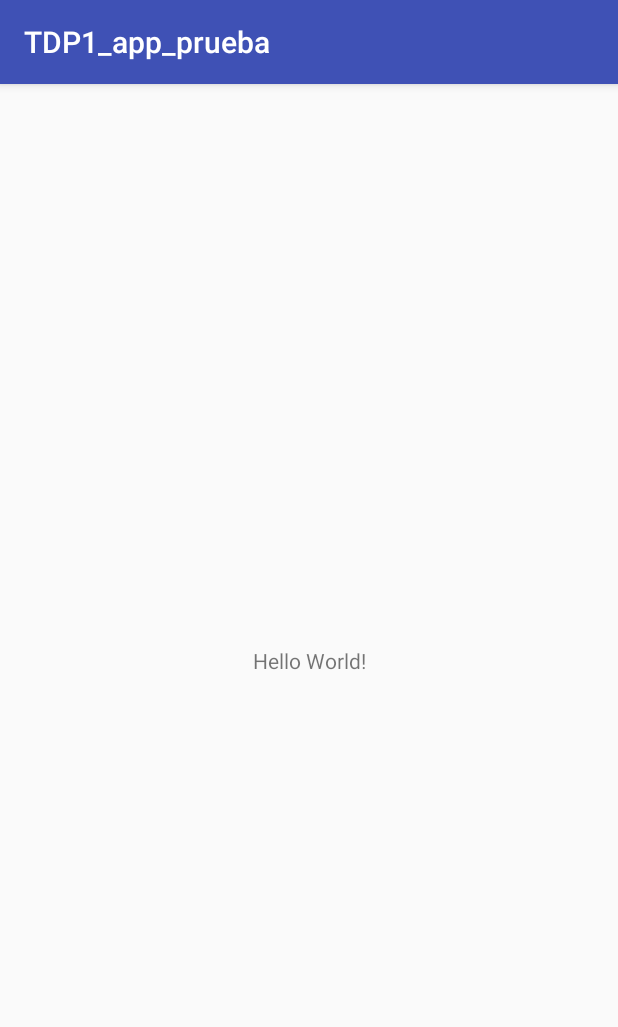
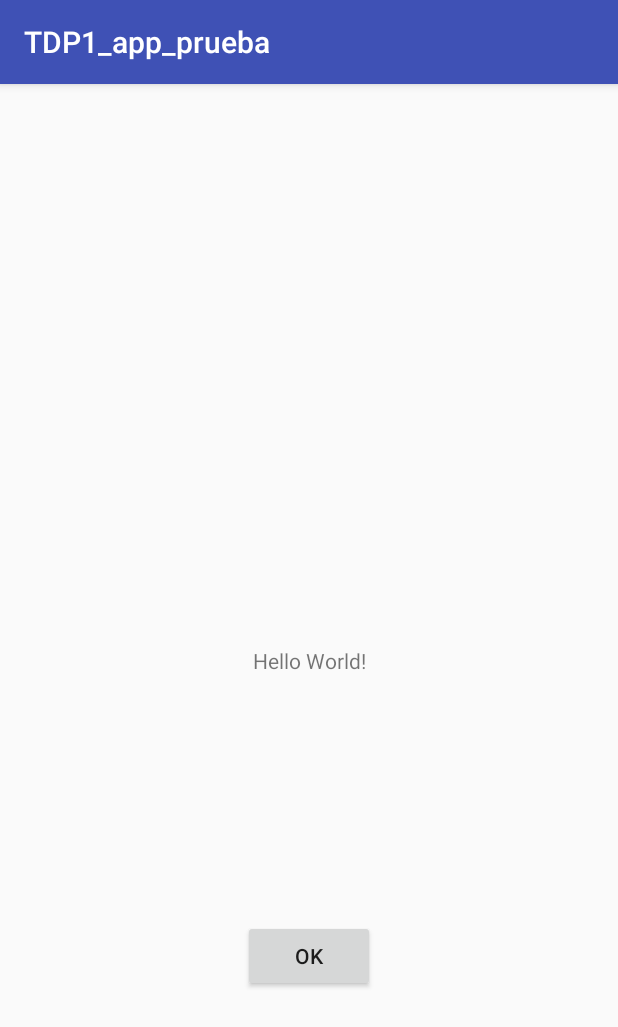
Before and after one commit to hugo-chavar/TDP1_pruebas, an Android app: the screen it shows after launch (MainActivity), on a phone screen of 412 x 824 dp. Shown: the top 1027 px of the screen. Run offline under Robolectric (Android 15) with nearby library versions, the phone set to English and light mode, and no system bars.

Commit message:
Commit test

```diff
--- a/app/src/main/res/layout/activity_main.xml
+++ b/app/src/main/res/layout/activity_main.xml
@@ -13,6 +13,21 @@
         app:layout_constraintBottom_toBottomOf="parent"
         app:layout_constraintLeft_toLeftOf="parent"
         app:layout_constraintRight_toRightOf="parent"
-        app:layout_constraintTop_toTopOf="parent" />
+        app:layout_constraintTop_toTopOf="parent"
+        android:id="@+id/textView" />
+
+    <Button
+        android:id="@+id/button"
+        android:layout_width="wrap_content"
+        android:layout_height="wrap_content"
+        android:text="OK"
+        app:layout_constraintBottom_toBottomOf="parent"
+        android:layout_marginBottom="8dp"
+        android:layout_marginRight="8dp"
+        app:layout_constraintRight_toRightOf="parent"
+        android:layout_marginLeft="8dp"
+        app:layout_constraintLeft_toLeftOf="parent"
+        android:layout_marginTop="8dp"
+        app:layout_constraintTop_toBottomOf="@+id/textView" />
 
 </android.support.constraint.ConstraintLayout>
```
